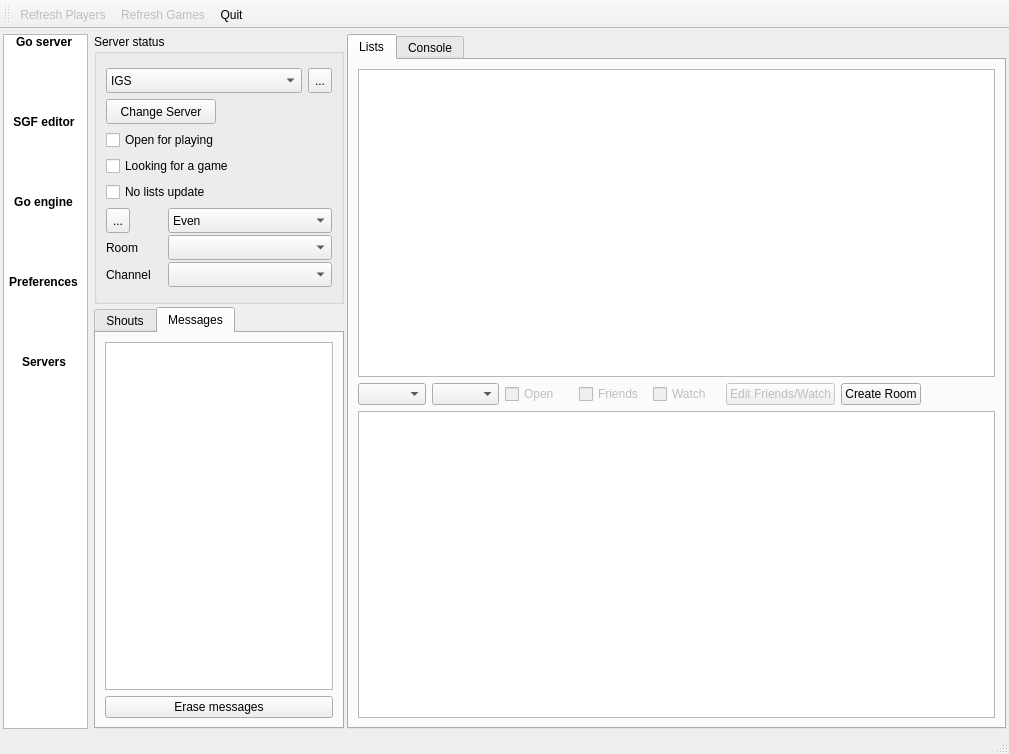
The window that src/mainwindow.ui (pzorin/qgo) describes before a commit, drawn with Qt 5.
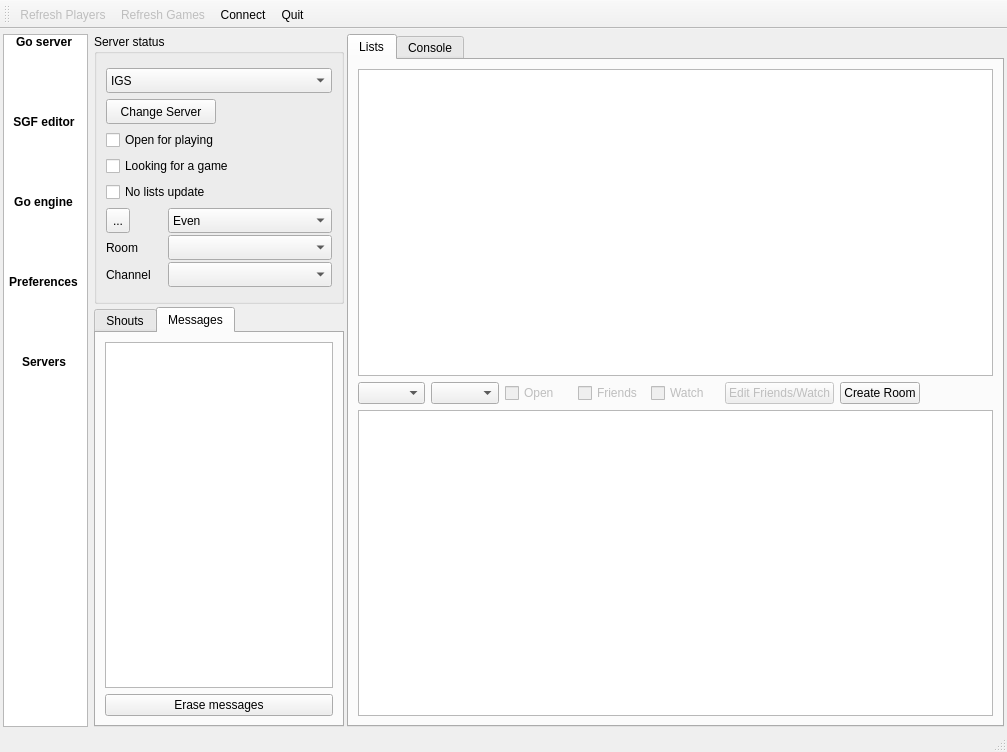
The same window after the commit. Icons and pictures are not drawn. Custom widgets are drawn as their Qt base class.

Commit message: Use QAction for connect/disconnect

Patch:
```diff
--- a/src/mainwindow.ui
+++ b/src/mainwindow.ui
@@ -6,8 +6,8 @@
    <rect>
     <x>0</x>
     <y>0</y>
-    <width>1009</width>
-    <height>754</height>
+    <width>1007</width>
+    <height>752</height>
    </rect>
   </property>
   <property name="minimumSize">
@@ -235,35 +235,6 @@
                  </item>
                 </widget>
                </item>
-               <item>
-                <widget class="QToolButton" name="pb_connect">
-                 <property name="minimumSize">
-                  <size>
-                   <width>0</width>
-                   <height>25</height>
-                  </size>
-                 </property>
-                 <property name="toolTip">
-                  <string>Connect to service</string>
-                 </property>
-                 <property name="text">
-                  <string>...</string>
-                 </property>
-                 <property name="icon">
-                  <iconset resource="application.qrc">
-                   <normaloff>:/ressources/pics/connect_no2.png</normaloff>:/ressources/pics/connect_no2.png</iconset>
-                 </property>
-                 <property name="iconSize">
-                  <size>
-                   <width>22</width>
-                   <height>22</height>
-                  </size>
-                 </property>
-                 <property name="checkable">
-                  <bool>true</bool>
-                 </property>
-                </widget>
-               </item>
               </layout>
              </item>
              <item>
@@ -2854,6 +2825,7 @@
    </attribute>
    <addaction name="actionRefreshPlayers"/>
    <addaction name="actionRefreshGames"/>
+   <addaction name="actionConnect"/>
    <addaction name="actionQuit"/>
   </widget>
   <action name="actionSgf_editor">
@@ -2934,6 +2906,24 @@
     <string>Ctrl+R</string>
    </property>
   </action>
+  <action name="actionConnect">
+   <property name="checkable">
+    <bool>true</bool>
+   </property>
+   <property name="icon">
+    <iconset theme="applications-internet" resource="application.qrc">
+     <normaloff>:/ressources/pics/connect_no2.png</normaloff>:/ressources/pics/connect_no2.png</iconset>
+   </property>
+   <property name="text">
+    <string>Connect</string>
+   </property>
+   <property name="toolTip">
+    <string>Connect to server</string>
+   </property>
+   <property name="shortcut">
+    <string>Ctrl+C</string>
+   </property>
+  </action>
  </widget>
  <customwidgets>
   <customwidget>
```
The commit also changes 2 other files.
